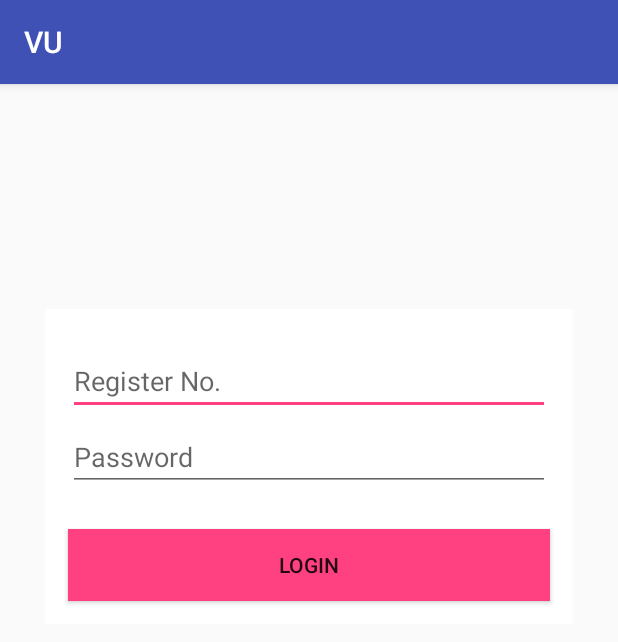
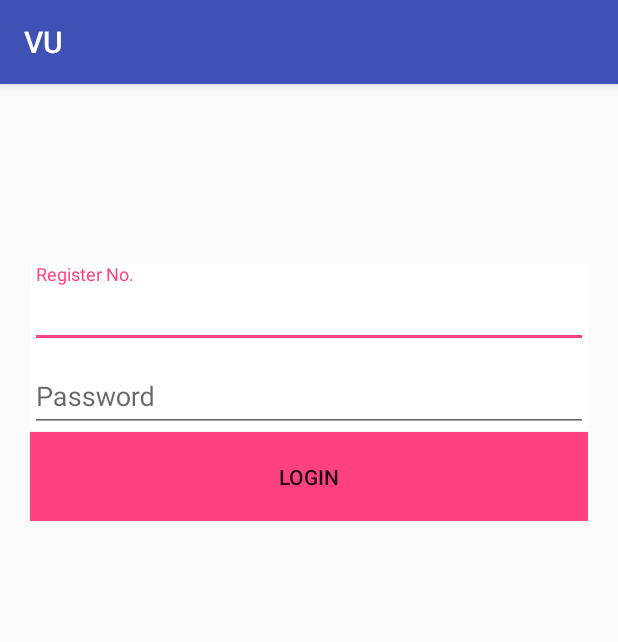
Before and after one commit to akhilagarwal96/Project-VU, an Android app: the screen it shows after launch (MainActivity), on a phone screen of 412 x 824 dp. Shown: the top 642 px of the screen. Run offline under Robolectric (Android 15) with nearby library versions, the phone set to English and light mode, and no system bars.

```diff
--- a/app/src/main/AndroidManifest.xml
+++ b/app/src/main/AndroidManifest.xml
@@ -23,7 +23,8 @@
         <activity
             android:name=".home.Home"
             android:label="@string/title_activity_home"
-            android:theme="@style/AppTheme.NoActionBar"></activity>
+            android:theme="@style/AppTheme.NoActionBar" />
+        <activity android:name=".messages.Messages"></activity>
     </application>
 
 </manifest>
--- a/app/src/main/java/com/akhilagarwal96/vu/home/Upcoming.java
+++ b/app/src/main/java/com/akhilagarwal96/vu/home/Upcoming.java
@@ -46,7 +46,8 @@ public class Upcoming extends Fragment {
             @Override
             public void onClick(View view) {
 
-                attend_count.setText("Checking");
+                String a = (String) attend_count.getText();;
+                attend_count.setText(a);
             }
         });
         return view;
--- a/app/src/main/java/com/akhilagarwal96/vu/login/MainActivity.java
+++ b/app/src/main/java/com/akhilagarwal96/vu/login/MainActivity.java
@@ -13,8 +13,8 @@ import android.widget.EditText;
 import android.widget.ProgressBar;
 import android.widget.Toast;
 
-import com.akhilagarwal96.vu.home.Home;
 import com.akhilagarwal96.vu.R;
+import com.akhilagarwal96.vu.messages.Messages;
 
 import org.json.JSONException;
 import org.json.JSONObject;
@@ -72,8 +72,8 @@ public class MainActivity extends AppCompatActivity {
                         Toast.makeText(getApplicationContext(),
                                 "Successful Login", Toast.LENGTH_LONG).show();
                         Log.d("QuestionsCallback0", response);
-                        progressBar.setVisibility(View.INVISIBLE);
-                        Intent home_intent = new Intent(getApplicationContext(), Home.class);
+                        progressBar.setVisibility(View.GONE);
+                        Intent home_intent = new Intent(getApplicationContext(), Messages.class);
                         startActivity(home_intent);
                     } else if (code == 500) {
                         Toast.makeText(getApplicationContext(),
--- a/app/src/main/java/com/akhilagarwal96/vu/messages/ApiInterfaceMessagesResponse.java
+++ b/app/src/main/java/com/akhilagarwal96/vu/messages/ApiInterfaceMessagesResponse.java
@@ -1,8 +1,14 @@
 package com.akhilagarwal96.vu.messages;
+
+import retrofit2.Call;
+import retrofit2.http.GET;
 
 /**
  * Created by Adm on 27-Jun-17.
  */
 
 public interface ApiInterfaceMessagesResponse {
+
+    @GET("/messages/regno")
+    Call<DPMessages> getMessages();
 }
--- a/app/src/main/res/layout/activity_login.xml
+++ b/app/src/main/res/layout/activity_login.xml
@@ -1,47 +1,50 @@
-<LinearLayout xmlns:android="http://schemas.android.com/apk/res/android"
+<LinearLayout
+    xmlns:android="http://schemas.android.com/apk/res/android"
     xmlns:tools="http://schemas.android.com/tools"
     android:id="@+id/activity_login_page"
     android:layout_width="match_parent"
     android:layout_height="match_parent"
     android:orientation="vertical">
 
-
     <LinearLayout
-        android:layout_marginTop="150dp"
         android:layout_width="match_parent"
         android:layout_height="wrap_content"
         android:orientation="vertical"
-        android:layout_marginRight="30dp"
-        android:layout_marginLeft="30dp"
+        android:layout_marginTop="120dp"
+        android:layout_marginRight="20dp"
+        android:layout_marginLeft="20dp"
         android:background="#fff">
 
-        <EditText
+        <android.support.design.widget.TextInputLayout
             android:layout_width="match_parent"
             android:layout_height="wrap_content"
-            android:layout_marginTop="25dp"
-            android:layout_marginRight="15dp"
-            android:layout_marginLeft="15dp"
-            android:hint="Register No."
-            android:id="@+id/regno"/>
+            android:hint="Register No.">
 
-        <EditText
+            <EditText
+                android:layout_width="match_parent"
+                android:layout_height="wrap_content"
+                android:id="@+id/regno"/>
+
+        </android.support.design.widget.TextInputLayout>
+
+        <android.support.design.widget.TextInputLayout
             android:layout_width="match_parent"
             android:layout_height="wrap_content"
-            android:layout_marginTop="5dp"
-            android:layout_marginRight="15dp"
-            android:layout_marginLeft="15dp"
-            android:hint="Password"
-            android:inputType="textPassword"
-            android:id="@+id/password"/>
+            android:hint="Password">
+
+            <EditText
+                android:layout_width="match_parent"
+                android:layout_height="wrap_content"
+                android:inputType="textPassword"
+                android:id="@+id/password"/>
+
+        </android.support.design.widget.TextInputLayout>
 
         <Button
             android:layout_width="match_parent"
             android:layout_height="wrap_content"
             android:background="#FF4081"
-            android:layout_marginTop="25dp"
-            android:layout_marginBottom="15dp"
-            android:layout_marginRight="15dp"
-            android:layout_marginLeft="15dp"
+            android:padding="20dp"
             android:text="LOGIN"
             android:id="@+id/login"/>
 
@@ -53,4 +56,6 @@
         android:layout_marginTop="45dp"
         android:visibility="invisible"
         android:id="@+id/progressBar"/>
+
+
 </LinearLayout>
```
Also changed, not shown: app/build.gradle (+19 -9 lines), app/src/main/java/com/akhilagarwal96/vu/messages/ApiClientMessages.java (+14 -0 lines), app/src/main/java/com/akhilagarwal96/vu/messages/ApiInterfaceMessages.java (+14 -0 lines), app/src/main/java/com/akhilagarwal96/vu/messages/DPMessages.java (+24 -0 lines), app/src/main/java/com/akhilagarwal96/vu/messages/Messages.java (+59 -1 lines), app/src/main/java/com/akhilagarwal96/vu/messages/RV_Adapter.java (+60 -1 lines), app/src/main/res/layout/activity_messages.xml (+9 -2 lines), app/src/main/res/layout/row_messages.xml (+13 -2 lines).
